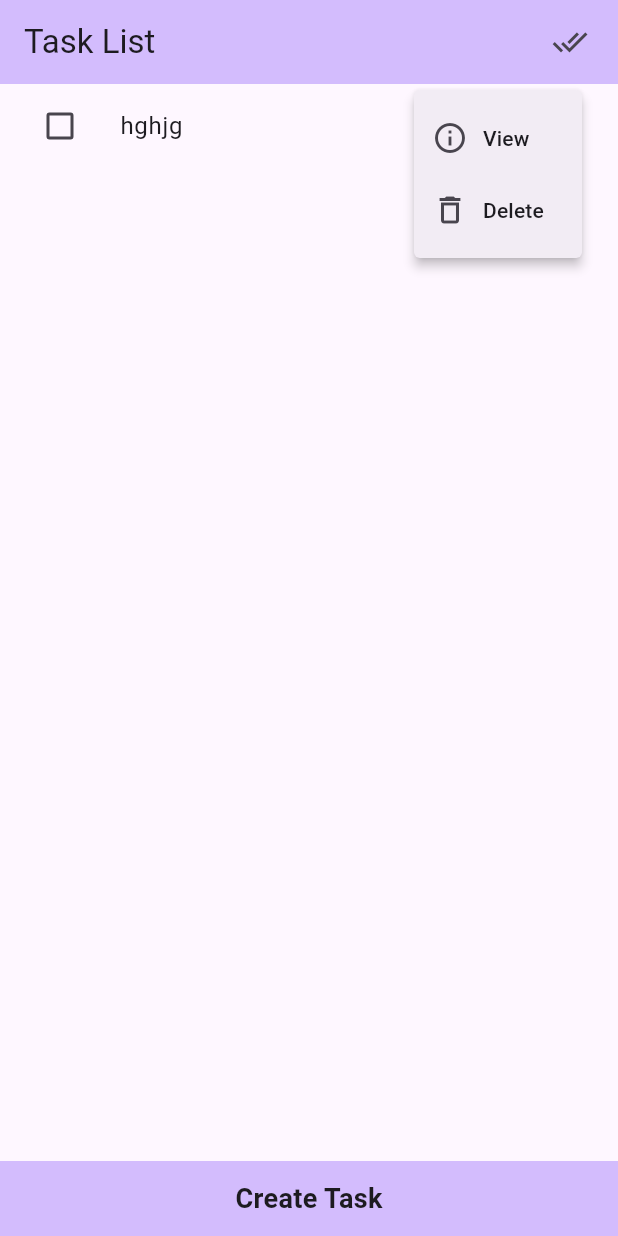
After one commit to abhitheawesomecoder/task_manager, a Flutter app: the screen it shows after launch, after a tap on the "more vert" icon, on a phone screen of 412 x 824 dp. The commit adds this screen. Run offline on Flutter 3.47's test engine with Material 2 defaults, Android fonts, the phone set to English and light mode, and no system bars.

Commit message:
seperated task listing using component

```diff
--- /dev/null
+++ b/lib/views/components/task_list.dart
@@ -0,0 +1,85 @@
+import 'package:flutter/material.dart';
+import 'package:task_manager/model_views/todo.dart';
+
+class TaskList extends StatelessWidget {
+  final Todo taskList;
+
+  const TaskList({super.key, required this.taskList});
+
+  @override
+  Widget build(BuildContext context) {
+    return ListView.builder(
+      itemCount: taskList.task.length,
+      //display task
+      itemBuilder: ((context, index) => ListTile(
+            leading: Checkbox(
+              // mark task done
+              value: taskList.task[index].status,
+              onChanged: ((_) => taskList.markDone(taskList.task[index].id)),
+            ),
+            title: Text(taskList.task[index].title),
+            trailing: PopupMenuButton(
+              itemBuilder: (context) => [
+                PopupMenuItem(
+                  value: 'view',
+                  child: const Row(
+                    children: [
+                      Icon(Icons.info_outline),
+                      SizedBox(width: 10),
+                      Text('View')
+                    ],
+                  ),
+                  onTap: () => Navigator.pushNamed(context, '/create_task'),
+                ),
+                PopupMenuItem(
+                  value: 'delete',
+                  child: const Row(children: [
+                    Icon(Icons.delete_outline),
+                    SizedBox(width: 10),
+                    Text('Delete')
+                  ]),
+                  onTap: () => {
+                    showDialog(
+                        context: context,
+                        builder: (BuildContext context) {
+                          return AlertDialog(
+                            title: const Text('Confirm Delete'),
+                            content: const Text(
+                              'Are you sure you want to delete this task?',
+                            ),
+                            actions: [
+                              TextButton(
+                                onPressed: () {
+                                  Navigator.pop(context);
+                                },
+                                child: const Text('Cancel'),
+                              ),
+                              TextButton(
+                                onPressed: () {
+                                  // BlocProvider.of<InvoiceCubit>(
+                                  //         context,
+                                  //         listen: false)
+                                  //     .deleteItemById(
+                                  //         token, item.id);
+                                  Navigator.pop(context);
+                                },
+                                child: const Text('Delete'),
+                              ),
+                            ],
+                          );
+                        })
+                  },
+                ),
+              ],
+              onSelected: (value) {
+                if (value == 'edit') {
+                  // Implement edit item functionality
+                } else if (value == 'delete') {
+                  // Implement delete item functionality
+                }
+              },
+            ),
+          )),
+    );
+  }
+}
```
Also changed, not shown: lib/views/list_task.dart (+4 -80 lines).
